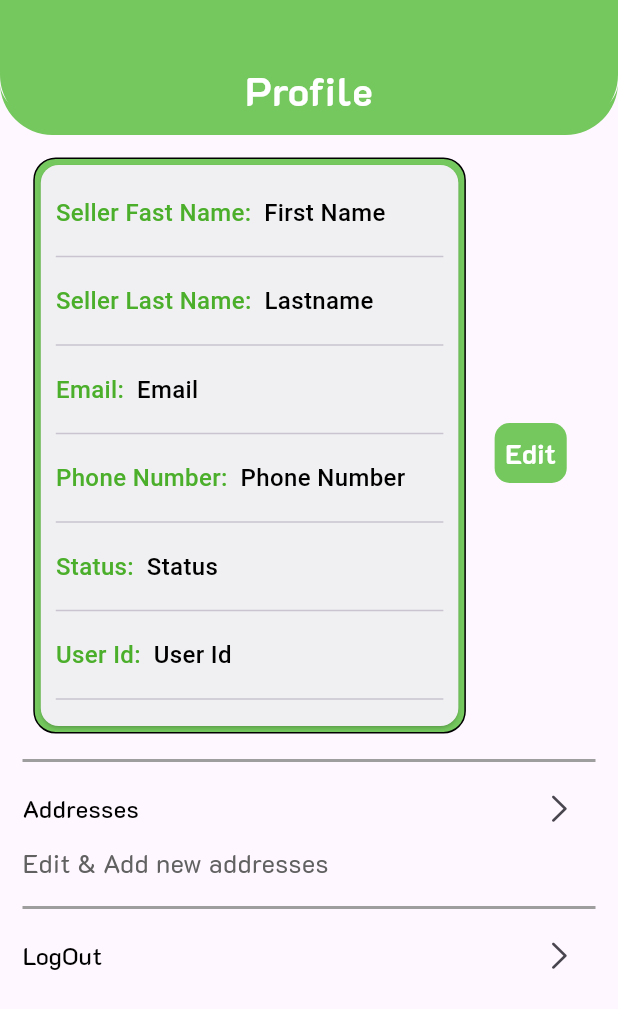
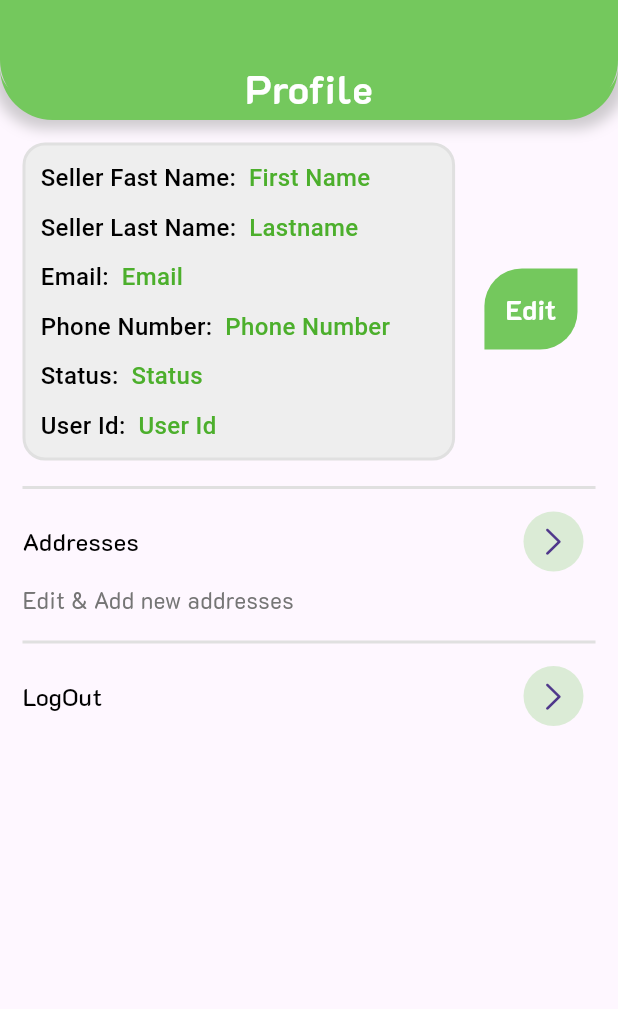
Before and after one commit to musthafamullath/Fork-Plate, a Flutter app: the ScreenProfile screen opened directly, on a phone screen of 412 x 824 dp. Shown: the top 1009 px of the screen. Run offline on Flutter 3.47's test engine with Material 3 defaults, Android fonts, the phone set to English and light mode, and no system bars; our stand-ins replace animate_do, bloc, carousel_slider, dio, dotted_border, flutter_bloc and 4 more; missing offline and left inert: order_tracker_zen, razorpay_flutter; accounts and stored records are empty; network calls fail.

Commit message:
profile dish display commited

```diff
--- a/lib/utils/constants.dart
+++ b/lib/utils/constants.dart
@@ -13,6 +13,7 @@ const kWidth50 = SizedBox(width: 50);
 const divider1 = Divider(thickness: 1, color: Colors.black);
 const divider1g = Divider(thickness: 1, color: Colors.grey);
 const divider2 = Divider(thickness: 2, color: Colors.grey);
+final divider3 = Divider(thickness: 2,color: Colors.grey.shade300,);
 const divider5 = Divider(thickness: 5, color: Colors.black);
 
 final Color greenPointWithblue = Colors.green.withBlue(300);
--- a/lib/view/screen/dish_detatils/widget/favorites_button.dart
+++ b/lib/view/screen/dish_detatils/widget/favorites_button.dart
@@ -21,14 +21,14 @@ class FavoritesButton extends StatelessWidget {
       builder: (context, state) {
         final dishIds = state.dishes.map((dish) => dish.dishId).toList();
         return CircleAvatar(
-          radius: 32,
+          radius: 26,
           child: CircleAvatar(
             backgroundColor: dishIds.contains(dish.dishId)
             ?
             yellowGreen
             :
             white,
-            radius: 30,
+            radius: 24,
             child: IconButton(
               style: ElevatedButton.styleFrom(
                   shape:const RoundedRectangleBorder(
@@ -41,7 +41,7 @@ class FavoritesButton extends StatelessWidget {
               },
               icon: Icon(
                 Icons.favorite,
-                size: 40,
+                size: 30,
                 color: dishIds.contains(dish.dishId)
                 ?
                 white
--- a/lib/view/screen/profile/screen_profile.dart
+++ b/lib/view/screen/profile/screen_profile.dart
@@ -1,4 +1,3 @@
-
 import 'package:flutter/cupertino.dart';
 import 'package:flutter/material.dart';
 import 'package:flutter_bloc/flutter_bloc.dart';
@@ -22,44 +21,39 @@ class ScreenProfile extends StatelessWidget {
     context.read<ProfileBloc>().add(GetProfileEvent());
     return Scaffold(
         appBar: const PreferredSize(
-          preferredSize: Size.fromHeight(90),
+          preferredSize: Size.fromHeight(80),
           child: AppBarWidget(title: 'Profile'),
         ),
         body: SingleChildScrollView(
           child: Padding(
-            padding: const EdgeInsets.only(left:15,right: 15,top: 15),
+            padding: const EdgeInsets.only(left: 15, right: 15, top: 15),
             child: BlocBuilder<ProfileBloc, ProfileState>(
               builder: (context, state) {
                 return Column(
                   children: [
                     Row(
-                      mainAxisAlignment: MainAxisAlignment.spaceEvenly,
+                      mainAxisAlignment: MainAxisAlignment.spaceBetween,
                       children: [
                         Container(
                           margin: const EdgeInsets.only(bottom: 10),
                           decoration: BoxDecoration(
                               borderRadius: BorderRadius.circular(15),
-                              color: yellowGreen,
-                              border: Border.all()),
+                              color: Colors.grey.shade200,
+                              border: Border.all(
+                                  color: Colors.grey.shade300, width: 2)),
                           width: size * 7 / 10,
-                          child: Card(
-                            shadowColor: yellowGreen,
-                            surfaceTintColor: yellowGreen,
-                            borderOnForeground: false,
                           child: Padding(
                             padding: const EdgeInsets.fromLTRB(10, 0, 10, 0),
                             child: Column(
                               mainAxisAlignment: MainAxisAlignment.start,
                               crossAxisAlignment: CrossAxisAlignment.start,
                               children: [
-                                  kHight20,
+                                kHight10,
                                 ProfileSpanText(
                                   indicateText: 'Seller Fast Name:  ',
-                                    valueText: state.profile?.firstName ??
-                                        'First Name',
+                                  valueText:
+                                      state.profile?.firstName ?? 'First Name',
                                 ),
-                                  kHight10,
-                                  const Divider(),
                                 kHight10,
                                 ProfileSpanText(
                                   indicateText: "Seller Last Name:  ",
@@ -67,44 +61,30 @@ class ScreenProfile extends StatelessWidget {
                                       state.profile?.lastName ?? "Lastname",
                                 ),
                                 kHight10,
-                                  const Divider(),
-                                  kHight10,
                                 ProfileSpanText(
                                   indicateText: "Email:  ",
-                                    valueText:
-                                        state.profile?.email ?? "Email",
+                                  valueText: state.profile?.email ?? "Email",
                                 ),
-                                  kHight10,
-                                  const Divider(),
                                 kHight10,
                                 ProfileSpanText(
                                   indicateText: "Phone Number:  ",
-                                    valueText: state.profile?.phone ??
-                                        "Phone Number",
+                                  valueText:
+                                      state.profile?.phone ?? "Phone Number",
                                 ),
-                                  kHight10,
-                                  const Divider(),
                                 kHight10,
                                 ProfileSpanText(
                                   indicateText: "Status:  ",
-                                    valueText:
-                                        (state.profile?.status ?? "Status")
+                                  valueText: (state.profile?.status ?? "Status")
                                       .toString(),
                                 ),
                                 kHight10,
-                                  const Divider(),
-                                  kHight10,
                                 ProfileSpanText(
                                   indicateText: "User Id:  ",
-                                    valueText:
-                                        state.profile?.userId.toString() ??
+                                  valueText: state.profile?.userId.toString() ??
                                       "User Id",
                                 ),
                                 kHight10,
-                                  const Divider(),
-                                  kHight10,
                               ],
-                              ),
                             ),
                           ),
                         ),
@@ -118,9 +98,12 @@ class ScreenProfile extends StatelessWidget {
                               );
                             },
                             child: Container(
-                                padding: const EdgeInsets.all(7),
-                                decoration: BoxDecoration(
-                                    borderRadius: BorderRadius.circular(10),
+                                padding: const EdgeInsets.all(14),
+                                decoration: const BoxDecoration(
+                                    borderRadius: BorderRadius.only(
+                                      topLeft: Radius.circular(25),
+                                      bottomRight: Radius.circular(25),
+                                    ),
                                     color: yellowGreen),
                                 child: const Text(
                                   "Edit",
@@ -128,7 +111,7 @@ class ScreenProfile extends StatelessWidget {
                                 ))),
                       ],
                     ),
-                    divider2,
+                    divider3,
                     Column(
                       crossAxisAlignment: CrossAxisAlignment.start,
                       children: [
@@ -145,13 +128,17 @@ class ScreenProfile extends StatelessWidget {
                                   ),
                                 );
                               },
-                              icon: const Icon(CupertinoIcons.right_chevron),
+                              icon: CircleAvatar(
+                                backgroundColor: yellowGreen.withOpacity(0.25),
+                                child: const Icon(CupertinoIcons.right_chevron)),
                             )
                           ],
                         ),
-                        const SubText(text: 'Edit & Add new addresses',),
+                        const SubText(
+                          text: 'Edit & Add new addresses',
+                        ),
                         kHight10,
-                        divider2,
+                        divider3,
                         Row(
                           mainAxisAlignment: MainAxisAlignment.spaceBetween,
                           children: [
@@ -160,7 +147,9 @@ class ScreenProfile extends StatelessWidget {
                               onPressed: () async {
                                 showDialogBox(context);
                               },
-                              icon: const Icon(CupertinoIcons.right_chevron),
+                             icon: CircleAvatar(
+                                backgroundColor: yellowGreen.withOpacity(0.25),
+                                child: const Icon(CupertinoIcons.right_chevron,)),
                             ),
                           ],
                         ),
--- a/lib/view/screen/profile/widgets/sub_text.dart
+++ b/lib/view/screen/profile/widgets/sub_text.dart
@@ -7,7 +7,7 @@ class SubText extends StatelessWidget {
   Widget build(BuildContext context) {
     return Text(
       text,
-      style: TextStyle(color: Colors.grey[700],fontSize: 17),
+      style: TextStyle(color: Colors.grey.shade600,fontSize: 15),
     );
   }
 }
--- a/lib/view/screen/restaurants/screen_restaurant.dart
+++ b/lib/view/screen/restaurants/screen_restaurant.dart
@@ -19,12 +19,12 @@ class ScreenRestaurants extends StatelessWidget {
     final height = MediaQuery.of(context).size.height;
     return Scaffold(
       appBar: const PreferredSize(
-        preferredSize: Size.fromHeight(90),
+        preferredSize: Size.fromHeight(80),
         child: AppBarWidget(title: "Restaurants"),
       ),
       body: SingleChildScrollView(
         child: Padding(
-          padding: const EdgeInsets.all(10),
+          padding: const EdgeInsets.only(left: 15,right: 15,),
           child: BlocBuilder<RestaurantBloc, RestaurantState>(
             builder: (context, state) {
               return Column(
--- a/lib/view/screen/restaurants/widgets/restaurant_dishes.dart
+++ b/lib/view/screen/restaurants/widgets/restaurant_dishes.dart
@@ -19,12 +19,12 @@ class ScreenRestaurantDishes extends StatelessWidget {
     final height = MediaQuery.of(context).size.height;
     return Scaffold(
       appBar: PreferredSize(
-        preferredSize: const Size.fromHeight(70),
+        preferredSize: const Size.fromHeight(80),
         child: AppBarWidget(title: seller.name),
       ),
       body: SingleChildScrollView(
         child: Padding(
-          padding: const EdgeInsets.all(20),
+          padding: const EdgeInsets.all(15),
           child: Column(
             crossAxisAlignment: CrossAxisAlignment.start,
             children: <Widget>[
--- a/lib/view/widgets/class_widgets/app_bar_widget.dart
+++ b/lib/view/widgets/class_widgets/app_bar_widget.dart
@@ -8,15 +8,23 @@ class AppBarWidget extends StatelessWidget {
   @override
   Widget build(BuildContext context) {
     return Container(
-      decoration: const BoxDecoration(
+      decoration:  BoxDecoration(
+         boxShadow: [
+            BoxShadow(
+              color: Colors.grey.withOpacity(0.5),
+              blurRadius: 7,
+              spreadRadius: 5,
+              offset: const Offset(0.5, 0.5),
+            )
+          ],
           color: yellowGreen,
-          border: BorderDirectional(
+          border:const BorderDirectional(
             bottom: BorderSide(
               color: yellowGreen,
               width: 10,
             ),
           ),
-          borderRadius:  BorderRadius.only(
+          borderRadius: const  BorderRadius.only(
               bottomLeft: Radius.circular(35),
               bottomRight: Radius.circular(35))),
       child: Center(
--- a/lib/view/widgets/class_widgets/profile_span.dart
+++ b/lib/view/widgets/class_widgets/profile_span.dart
@@ -14,8 +14,8 @@ class ProfileSpanText extends StatelessWidget {
   Widget build(BuildContext context) {
     return Text.rich(
       TextSpan(children: [
-        TextSpan(text: indicateText, style: semiBoldGreen),
-        TextSpan(text: valueText, style: semiBoldBlack)
+        TextSpan(text: indicateText, style: semiBoldBlack),
+        TextSpan(text: valueText, style: semiBoldGreen)
       ]),
     );
   }
```
Also changed, not shown: lib/view/screen/dish_detatils/screen_dish_details.dart (+27 -20 lines), lib/view/screen/dish_detatils/widget/add_to_cart.dart (+6 -6 lines), lib/view/screen/restaurants/widgets/search_text_field.dart (+7 -6 lines), lib/view/widgets/class_widgets/search_text_field.dart (+5 -2 lines). Lines whose indentation alone changed are shown as unchanged.
